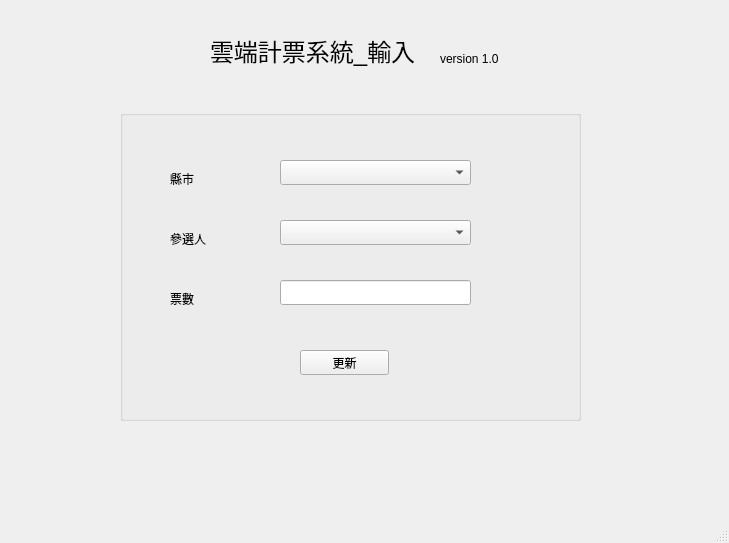
First picture: the form in mid_term/client_ui.ui, repository twbikeman/bigdata_ai_hw, before the edit.
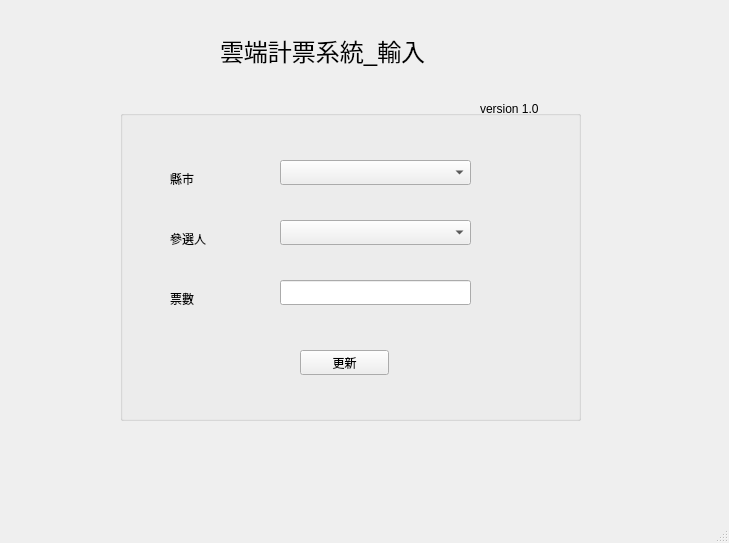
Second picture: the form after the edit.

Patch:
```diff
--- a/mid_term/client_ui.ui
+++ b/mid_term/client_ui.ui
@@ -17,9 +17,9 @@
    <widget class="QLabel" name="label">
     <property name="geometry">
      <rect>
-      <x>210</x>
+      <x>220</x>
       <y>30</y>
-      <width>321</width>
+      <width>221</width>
       <height>41</height>
      </rect>
     </property>
@@ -130,8 +130,8 @@
    <widget class="QLabel" name="label_5">
     <property name="geometry">
      <rect>
-      <x>440</x>
-      <y>50</y>
+      <x>480</x>
+      <y>100</y>
       <width>91</width>
       <height>17</height>
      </rect>
```
